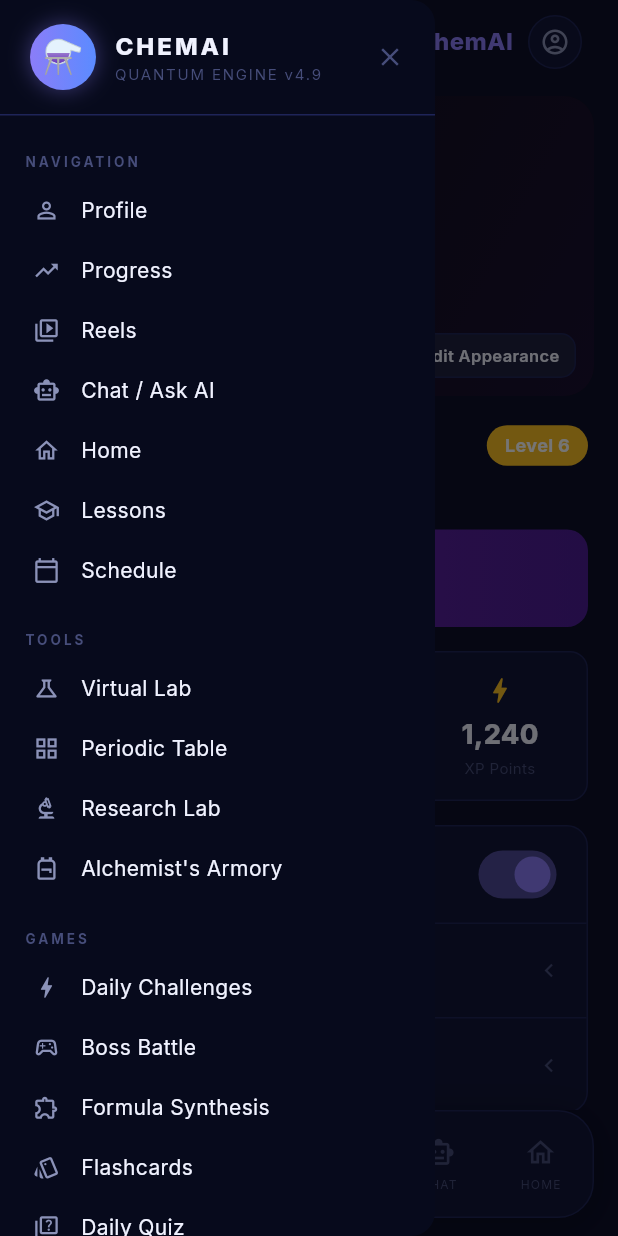
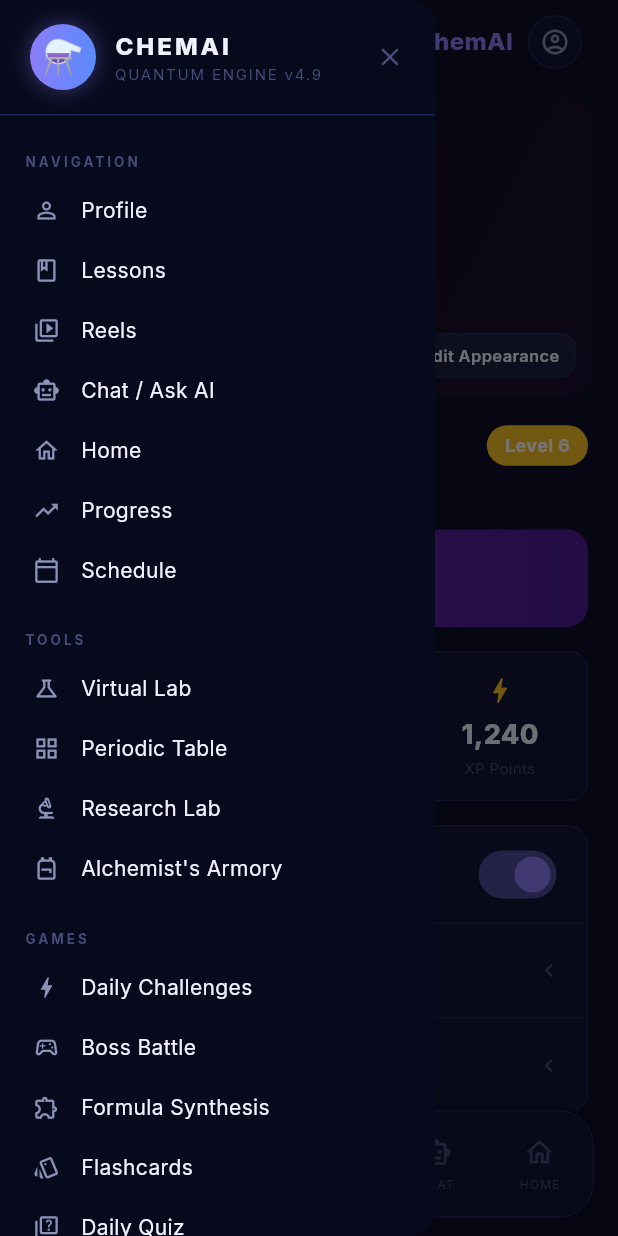
Before and after one commit to AleenAlhussain/chemai, a Flutter app: the MainNavView screen opened by its route, with the side drawer open, on a phone screen of 412 x 824 dp. Run offline on Flutter 3.47's test engine with Material 3 defaults, Android fonts, the phone set to English and light mode, and no system bars; drawn by our look-alikes of flutter_animate; our stand-ins replace dio, get, google_fonts, shared_preferences, smooth_page_indicator; accounts and stored records are empty; network calls fail.

```diff
--- a/lib/app/routes/app_pages.dart
+++ b/lib/app/routes/app_pages.dart
@@ -37,6 +37,7 @@ import '../../modules/onboarding/views/onboarding_view.dart';
 import '../../modules/periodic_table/bindings/periodic_table_binding.dart';
 import '../../modules/periodic_table/views/periodic_table_view.dart';
 import '../../modules/pilot_profile/bindings/pilot_profile_binding.dart';
+import '../../modules/pilot_profile/views/pilot_profile_view.dart';
 import '../../modules/plan/bindings/plan_binding.dart';
 import '../../modules/plan/views/plan_view.dart';
 import '../../modules/privacy/bindings/privacy_binding.dart';
@@ -135,6 +136,13 @@ abstract final class AppPages {
       name: AppRoutes.profile,
       page: () => const ProfileView(),
       binding: ProfileBinding(),
+      transition: Transition.rightToLeft,
+      transitionDuration: const Duration(milliseconds: 300),
+    ),
+    GetPage(
+      name: AppRoutes.account,
+      page: () => const PilotProfileView(),
+      binding: PilotProfileBinding(),
       transition: Transition.rightToLeft,
       transitionDuration: const Duration(milliseconds: 300),
     ),
--- a/lib/app/routes/app_routes.dart
+++ b/lib/app/routes/app_routes.dart
@@ -46,6 +46,7 @@ abstract final class AppRoutes {
   static const synergySparks    = '/synergy-sparks';
 
   // ── Settings / account ─────────────────────────────────────────────────────
+  static const account = '/account';
   static const plan    = '/plan';
   static const privacy = '/privacy';
 }
--- a/lib/modules/flashcards/views/flashcards_view.dart
+++ b/lib/modules/flashcards/views/flashcards_view.dart
@@ -107,8 +107,13 @@ class FlashcardsView extends GetView<FlashcardsController> {
 
                 const SizedBox(width: 16),
 
-                // Flashcard
-                Expanded(child: Obx(() => _FlipCard(controller: controller))),
+                // Flashcard — subscribe to currentIndex so card content updates on swipe
+                Expanded(
+                  child: Obx(() {
+                    controller.currentIndex.value;
+                    return _FlipCard(controller: controller);
+                  }),
+                ),
 
                 const SizedBox(width: 16),
 
--- a/lib/modules/main_nav/bindings/main_nav_binding.dart
+++ b/lib/modules/main_nav/bindings/main_nav_binding.dart
@@ -1,8 +1,8 @@
 import 'package:get/get.dart';
 
 import '../../ask_ai/controllers/ask_ai_controller.dart';
+import '../../lessons/controllers/lessons_controller.dart';
 import '../../pilot_profile/controllers/pilot_profile_controller.dart';
-import '../../profile/controllers/profile_controller.dart';
 import '../../reels/controllers/reels_controller.dart';
 import '../controllers/main_nav_controller.dart';
 
@@ -13,6 +13,6 @@ class MainNavBinding extends Bindings {
     Get.lazyPut<ReelsController>(ReelsController.new);
     Get.lazyPut<AskAiController>(AskAiController.new);
     Get.lazyPut<PilotProfileController>(PilotProfileController.new);
-    Get.lazyPut<ProfileController>(ProfileController.new);
+    Get.lazyPut<LessonsController>(LessonsController.new);
   }
 }
--- a/lib/modules/main_nav/views/main_nav_view.dart
+++ b/lib/modules/main_nav/views/main_nav_view.dart
@@ -6,8 +6,8 @@ import '../../../core/controllers/theme_controller.dart';
 import '../../../widgets/app_drawer.dart';
 import '../../ask_ai/views/ask_ai_view.dart';
 import '../../home/views/home_view.dart';
+import '../../lessons/views/lessons_view.dart';
 import '../../pilot_profile/views/pilot_profile_view.dart';
-import '../../profile/views/profile_view.dart';
 import '../../reels/views/reels_view.dart';
 import '../controllers/main_nav_controller.dart';
 
@@ -16,7 +16,7 @@ class MainNavView extends GetView<MainNavController> {
 
   static List<Widget> get _pages => [
         PilotProfileView(),
-        ProfileView(),
+        LessonsView(),
         ReelsView(),
         AskAiView(),
         HomeView(),
@@ -53,7 +53,7 @@ class _QuantumNavBar extends StatelessWidget {
 
   static const _items = [
     (icon: Icons.person_outline, label: 'PROFILE'),
-    (icon: Icons.trending_up_outlined, label: 'PROGRESS'),
+    (icon: Icons.book_outlined, label: 'LESSONS'),
     (icon: Icons.video_library_outlined, label: 'REELS'),
     (icon: Icons.smart_toy_outlined, label: 'CHAT'),
     (icon: Icons.home_outlined, label: 'HOME'),
--- a/lib/widgets/app_drawer.dart
+++ b/lib/widgets/app_drawer.dart
@@ -30,11 +30,11 @@ class AppDrawer extends StatelessWidget {
                     // ── Main navigation ──────────────────────────────
                     _SectionLabel('NAVIGATION'),
                     _NavItem(Icons.person_outline, 'Profile', () => _goTab(0)),
-                    _NavItem(Icons.trending_up_outlined, 'Progress', () => _goTab(1)),
+                    _NavItem(Icons.book_outlined, 'Lessons', () => _goTab(1)),
                     _NavItem(Icons.video_library_outlined, 'Reels', () => _goTab(2)),
                     _NavItem(Icons.smart_toy_outlined, 'Chat / Ask AI', () => _goTab(3)),
                     _NavItem(Icons.home_outlined, 'Home', () => _goTab(4)),
-                    _NavItem(Icons.school_outlined, 'Lessons', () => _push(AppRoutes.lessons)),
+                    _NavItem(Icons.trending_up_outlined, 'Progress', () => _push(AppRoutes.profile)),
                     _NavItem(Icons.calendar_today_outlined, 'Schedule', () => _push(AppRoutes.schedule)),
 
                     const SizedBox(height: 4),
@@ -100,7 +100,7 @@ class AppDrawer extends StatelessWidget {
                     // ── Settings ──────────────────────────────────────
                     _SectionLabel('SETTINGS'),
                     _NavItem(Icons.manage_accounts_outlined, 'Account',
-                        () => _push(AppRoutes.profile)),
+                        () => _push(AppRoutes.account)),
                     _NavItem(Icons.palette_outlined, 'Interface Theme',
                         () => Get.find<ThemeController>().toggle()),
                     _NavItem(Icons.shield_outlined, 'Privacy & Security',
```
